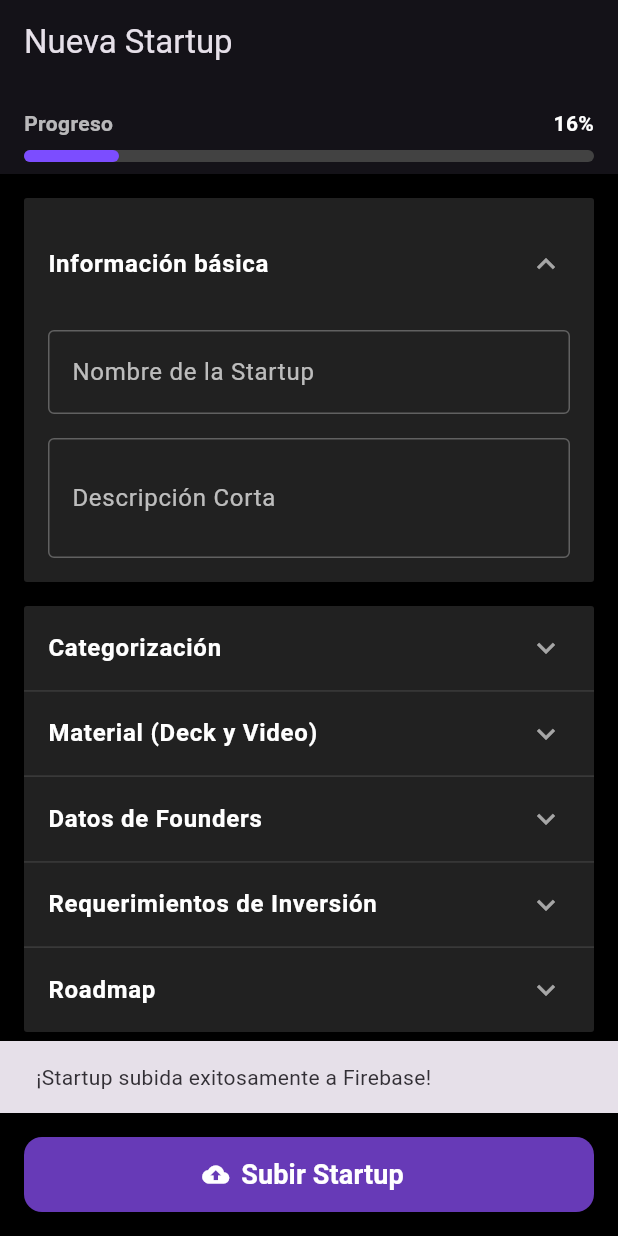
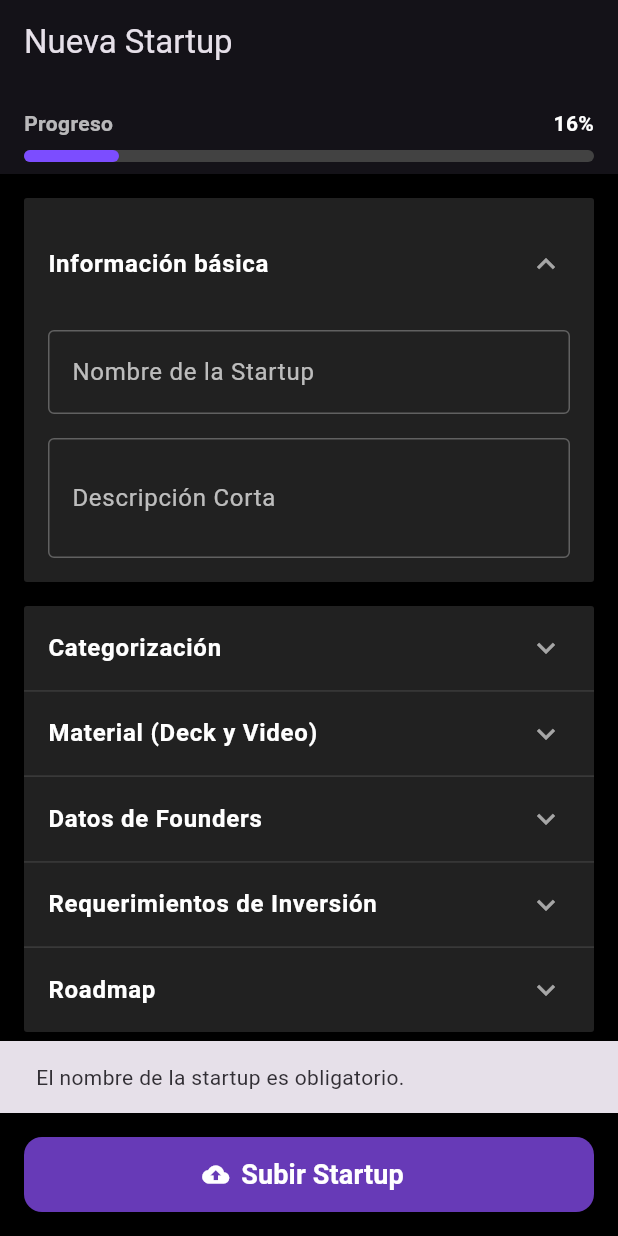
Before and after one commit to SebasJak/proyecto_startups_titulo, a Flutter app: the NewStartupScreen screen opened by its route, after a tap on "Subir Startup", on a phone screen of 412 x 824 dp. Run offline on Flutter 3.47's test engine with Material 3 defaults, Android fonts, the phone set to English and light mode, and no system bars; our stand-ins replace cloud_firestore, faker, file_picker, firebase_core, firebase_storage, flutter_riverpod and 3 more; accounts and stored records are empty.

Commit message:
Firebase Storage 1st implem.

```diff
--- a/lib/screens/new_startup_screen.dart
+++ b/lib/screens/new_startup_screen.dart
@@ -1,7 +1,10 @@
+import 'dart:io';
 import 'package:flutter/material.dart';
 import 'package:cloud_firestore/cloud_firestore.dart';
 import 'package:flutter_riverpod/flutter_riverpod.dart';
 import 'package:go_router/go_router.dart';
+import 'package:file_picker/file_picker.dart';
+import 'package:firebase_storage/firebase_storage.dart';
 import '../providers/firebase_provider.dart';
 
 class NewStartupScreen extends ConsumerStatefulWidget {
@@ -18,6 +21,10 @@ class _NewStartupScreenState extends ConsumerState<NewStartupScreen> {
   final TextEditingController _nameController = TextEditingController();
   final TextEditingController _descController = TextEditingController();
 
+  File? _selectedVideoFile;
+  File? _selectedPdfFile;
+  bool _isUploading = false;
+
   @override
   void dispose() {
     _nameController.dispose();
@@ -25,38 +32,87 @@ class _NewStartupScreenState extends ConsumerState<NewStartupScreen> {
     super.dispose();
   }
 
+  Future<void> _pickVideo() async {
+    FilePickerResult? result = await FilePicker.pickFiles(type: FileType.video);
+    if (result != null && result.files.single.path != null) {
+      setState(() {
+        _selectedVideoFile = File(result.files.single.path!);
+      });
+    }
+  }
+
+  Future<void> _pickPdf() async {
+    FilePickerResult? result = await FilePicker.pickFiles(
+      type: FileType.custom,
+      allowedExtensions: ['pdf'],
+    );
+    if (result != null && result.files.single.path != null) {
+      setState(() {
+        _selectedPdfFile = File(result.files.single.path!);
+      });
+    }
+  }
+
   Future<void> _submitStartup() async {
-    final name = _nameController.text.trim().isEmpty ? "Startup Nueva (Sin Nombre)" : _nameController.text.trim();
+    final name = _nameController.text.trim();
+    if (name.isEmpty) {
+      ScaffoldMessenger.of(context).showSnackBar(const SnackBar(content: Text('El nombre de la startup es obligatorio.')));
+      return;
+    }
+
+    if (_selectedVideoFile == null || _selectedPdfFile == null) {
+      ScaffoldMessenger.of(context).showSnackBar(const SnackBar(content: Text('Debe seleccionar obligatoriamente un Video y un archivo PDF (Deck).')));
+      return;
+    }
+
     final desc = _descController.text.trim().isEmpty ? "Startups platform testing submission." : _descController.text.trim();
 
+    setState(() {
+      _isUploading = true;
+    });
+
     try {
-      // POST payload to Firestore
+      final storageRef = FirebaseStorage.instance.ref();
+      final timestamp = DateTime.now().millisecondsSinceEpoch;
+
+      final videoRef = storageRef.child("startups/videos/$timestamp.mp4");
+      final pdfRef = storageRef.child("startups/decks/$timestamp.pdf");
+
+      await videoRef.putFile(_selectedVideoFile!);
+      final videoUrl = await videoRef.getDownloadURL();
+
+      await pdfRef.putFile(_selectedPdfFile!);
+      final deckUrl = await pdfRef.getDownloadURL();
+
       await submitStartupToFirebase({
         "name": name,
         "description": desc,
-        "videoUrl": "https://flutter.github.io/assets-for-api-docs/assets/videos/butterfly.mp4", // Default for MVP
-        "deckUrl": "https://www.w3.org/WAI/ER/tests/xhtml/testfiles/resources/pdf/dummy.pdf", // Default for MVP
-        "ownerPhoneNumber": "+51904275799", // Current project leader number
+        "videoUrl": videoUrl, // Replaced dummy with actual upload
+        "deckUrl": deckUrl,
+        "ownerPhoneNumber": "+51904275799",
         "likesCount": 0,
         "isLikedByMe": false,
         "createdAt": FieldValue.serverTimestamp(),
       });
 
-      if (context.mounted) {
+      if (mounted) {
         ScaffoldMessenger.of(context).showSnackBar(
           const SnackBar(content: Text('¡Startup subida exitosamente a Firebase!')),
         );
-
-        // Invalidate the cache to trigger a network refresh on the feed screen!
         ref.invalidate(apiProjectsProvider);
-
         context.pop();
       }
     } catch(e) {
-      if (context.mounted) {
+      if (mounted) {
         ScaffoldMessenger.of(context).showSnackBar(
           SnackBar(content: Text('Error de Firebase: $e')),
         );
+      }
+    } finally {
+      if (mounted) {
+        setState(() {
+          _isUploading = false;
+        });
       }
     }
   }
@@ -127,13 +183,15 @@ class _NewStartupScreenState extends ConsumerState<NewStartupScreen> {
             height: 50,
             child: ElevatedButton.icon(
               style: ElevatedButton.styleFrom(
-                backgroundColor: Colors.deepPurple,
+                backgroundColor: _isUploading ? Colors.grey : Colors.deepPurple,
                 foregroundColor: Colors.white,
                 shape: RoundedRectangleBorder(borderRadius: BorderRadius.circular(12)),
               ),
-              onPressed: _submitStartup,
-              icon: const Icon(Icons.cloud_upload),
-              label: const Text('Subir Startup', style: TextStyle(fontSize: 18, fontWeight: FontWeight.bold)),
+              onPressed: _isUploading ? null : _submitStartup,
+              icon: _isUploading
+                  ? const SizedBox(width: 20, height: 20, child: CircularProgressIndicator(color: Colors.white, strokeWidth: 2))
+                  : const Icon(Icons.cloud_upload),
+              label: Text(_isUploading ? 'Subiendo datos y archivos...' : 'Subir Startup', style: const TextStyle(fontSize: 18, fontWeight: FontWeight.bold)),
             ),
           ),
         ),
@@ -184,17 +242,30 @@ class _NewStartupScreenState extends ConsumerState<NewStartupScreen> {
     return Column(
       crossAxisAlignment: CrossAxisAlignment.stretch,
       children: [
-        _buildTextField('URL del Pitch Video (TikTok format)'),
+        const Text('Pitch Video (TikTok format)', style: TextStyle(fontSize: 16, fontWeight: FontWeight.bold, color: Colors.white)),
+        const SizedBox(height: 8),
+        OutlinedButton.icon(
+          onPressed: _pickVideo,
+          icon: Icon(_selectedVideoFile == null ? Icons.video_call : Icons.check_circle,
+                 color: _selectedVideoFile == null ? Colors.white : Colors.greenAccent),
+          label: Text(_selectedVideoFile == null ? 'Seleccionar Video' : 'Video Seleccionado'),
+          style: OutlinedButton.styleFrom(
+            padding: const EdgeInsets.symmetric(vertical: 16.0),
+            side: BorderSide(color: _selectedVideoFile == null ? Colors.deepPurpleAccent : Colors.green),
+            foregroundColor: Colors.white,
+          ),
+        ),
         const SizedBox(height: 24),
         const Text('Pitch Deck (PDF)', style: TextStyle(fontSize: 16, fontWeight: FontWeight.bold, color: Colors.white)),
         const SizedBox(height: 8),
         OutlinedButton.icon(
-          onPressed: () {},
-          icon: const Icon(Icons.picture_as_pdf),
-          label: const Text('Subir archivo PDF'),
+          onPressed: _pickPdf,
+          icon: Icon(_selectedPdfFile == null ? Icons.picture_as_pdf : Icons.check_circle,
+                 color: _selectedPdfFile == null ? Colors.white : Colors.greenAccent),
+          label: Text(_selectedPdfFile == null ? 'Seleccionar archivo PDF' : 'PDF Seleccionado'),
           style: OutlinedButton.styleFrom(
             padding: const EdgeInsets.symmetric(vertical: 16.0),
-            side: const BorderSide(color: Colors.deepPurpleAccent),
+            side: BorderSide(color: _selectedPdfFile == null ? Colors.deepPurpleAccent : Colors.green),
             foregroundColor: Colors.white,
           ),
         ),
--- a/pubspec.yaml
+++ b/pubspec.yaml
@@ -16,7 +16,7 @@ publish_to: 'none' # Remove this line if you wish to publish to pub.dev
 # https://developer.apple.com/library/archive/documentation/General/Reference/InfoPlistKeyReference/Articles/CoreFoundationKeys.html
 # In Windows, build-name is used as the major, minor, and patch parts
 # of the product and file versions while build-number is used as the build suffix.
-version: 1.0.6+1
+version: 1.0.6+2
 environment:
   sdk: ^3.10.4
 
@@ -41,6 +41,8 @@ dependencies:
   faker: ^2.2.0
   firebase_core: ^3.11.0
   cloud_firestore: ^5.6.2
+  firebase_storage: ^12.4.10
+  file_picker: ^11.0.2
 
 dev_dependencies:
   flutter_test:
```
Also changed, not shown: lib/screens/main_screen.dart (+7 -17 lines), pubspec.lock, 4 other files.
